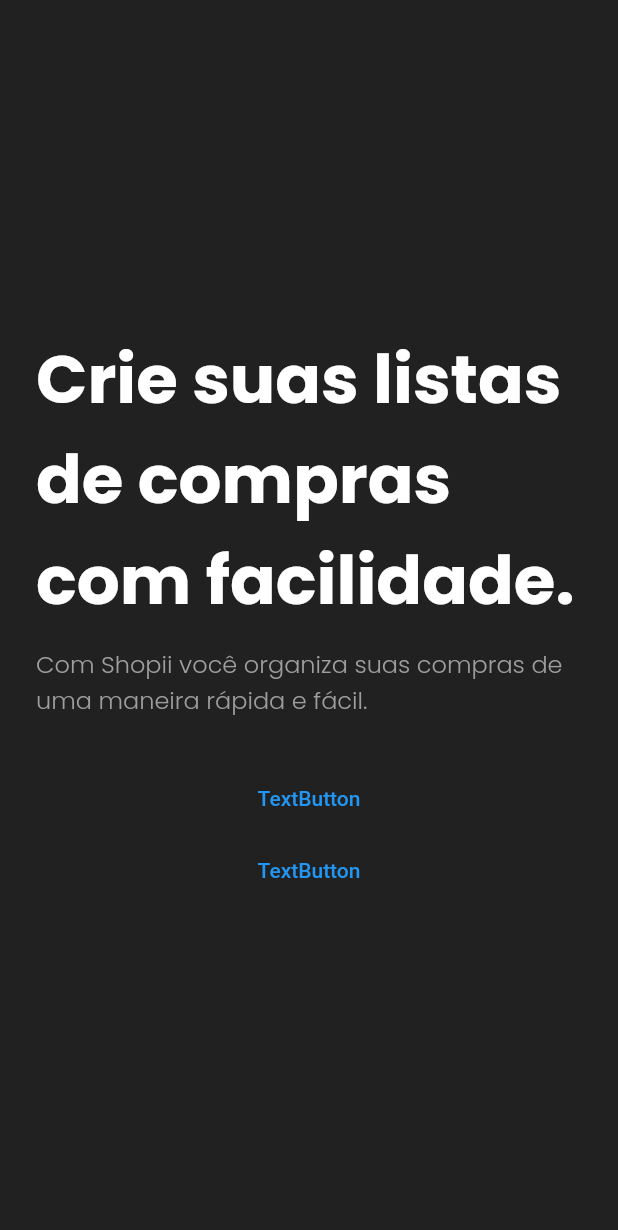
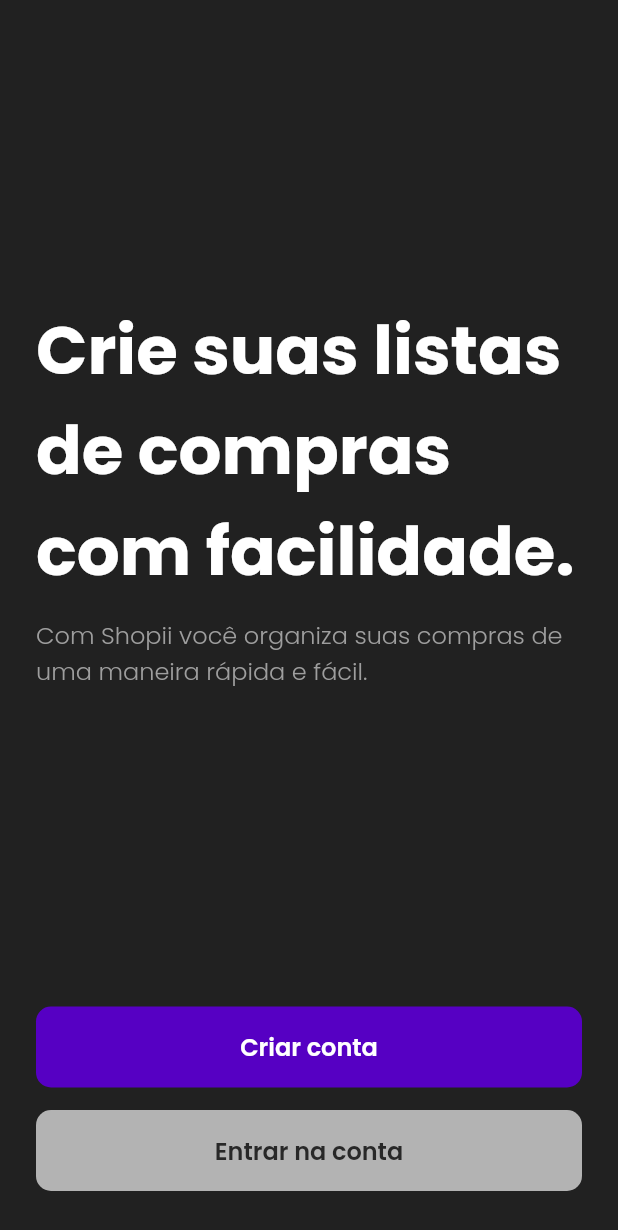
Before and after one commit to Lugaluvi/shopii, a Flutter app: the screen it shows after launch, on a phone screen of 412 x 824 dp. Shown: the top 1230 px of the screen. Run offline on Flutter 3.47's test engine with Material 2 defaults, Android fonts, the phone set to English and light mode, and no system bars; our stand-ins replace firebase_auth, firebase_core, google_fonts; accounts and stored records are empty.

Commit message:
feat: adding create and login views

```diff
--- a/lib/views/welcome_screen.dart
+++ b/lib/views/welcome_screen.dart
@@ -1,5 +1,9 @@
 import 'package:flutter/material.dart';
 import 'package:google_fonts/google_fonts.dart';
+import 'dart:math' as math;
+
+import 'package:shopping_list/views/create_account.view.dart';
+import 'package:shopping_list/views/login_account.view.dart';
 
 class WelcomeScreen extends StatefulWidget {
   const WelcomeScreen({Key? key}) : super(key: key);
@@ -21,6 +25,9 @@ class _WelcomeScreenState extends State<WelcomeScreen> {
           mainAxisAlignment: MainAxisAlignment.center,
           crossAxisAlignment: CrossAxisAlignment.stretch,
           children: [
+            const SizedBox(
+              height: 200.0,
+            ),
             Center(
               child: Column(
                 children: [
@@ -46,22 +53,69 @@ class _WelcomeScreenState extends State<WelcomeScreen> {
                 ],
               ),
             ),
+            Spacer(),
+            TextButton(
+              style: TextButton.styleFrom(
+                primary: Colors.white,
+                backgroundColor: Color(0xFF5600C3),
+                onSurface: Colors.grey,
+                padding: EdgeInsets.all(15),
+                shape: RoundedRectangleBorder(
+                  borderRadius: BorderRadius.circular(10),
+                ),
+              ),
+              onPressed: () {
+                showModalBottomSheet<void>(
+                  isScrollControlled: true,
+                  context: context,
+                  builder: (BuildContext context) {
+                    return CreateAccount();
+                  },
+                );
+              },
+              child: Text(
+                'Criar conta',
+                style: GoogleFonts.poppins(
+                  textStyle: const TextStyle(
+                    fontSize: 16.0,
+                    fontWeight: FontWeight.w600,
+                  ),
+                ),
+              ),
+            ),
+            SizedBox(height: 15.0),
+            TextButton(
+              style: TextButton.styleFrom(
+                primary: Colors.white,
+                backgroundColor: Color(0xFFB3B3B3),
+                onSurface: Colors.grey,
+                padding: EdgeInsets.all(15),
+                shape: RoundedRectangleBorder(
+                  borderRadius: BorderRadius.circular(10),
+                ),
+              ),
+              onPressed: () {
+                showModalBottomSheet<void>(
+                  isScrollControlled: true,
+                  context: context,
+                  builder: (BuildContext context) {
+                    return LoginAccount();
+                  },
+                );
+              },
+              child: Text(
+                'Entrar na conta',
+                style: GoogleFonts.poppins(
+                  textStyle: const TextStyle(
+                    fontSize: 16.0,
+                    fontWeight: FontWeight.w600,
+                    color: Color(0xFF282828),
+                  ),
+                ),
+              ),
+            ),
             const SizedBox(
               height: 30.0,
-            ),
-            TextButton(
-              style: ButtonStyle(
-                foregroundColor: MaterialStateProperty.all<Color>(Colors.blue),
-              ),
-              onPressed: () {},
-              child: Text('TextButton'),
-            ),
-            TextButton(
-              style: ButtonStyle(
-                foregroundColor: MaterialStateProperty.all<Color>(Colors.blue),
-              ),
-              onPressed: () {},
-              child: Text('TextButton'),
             ),
           ],
         ),
```
Also changed, not shown: lib/views/create_account.view.dart (added, +207 -0 lines), lib/views/login_account.view.dart (added, +160 -0 lines).
